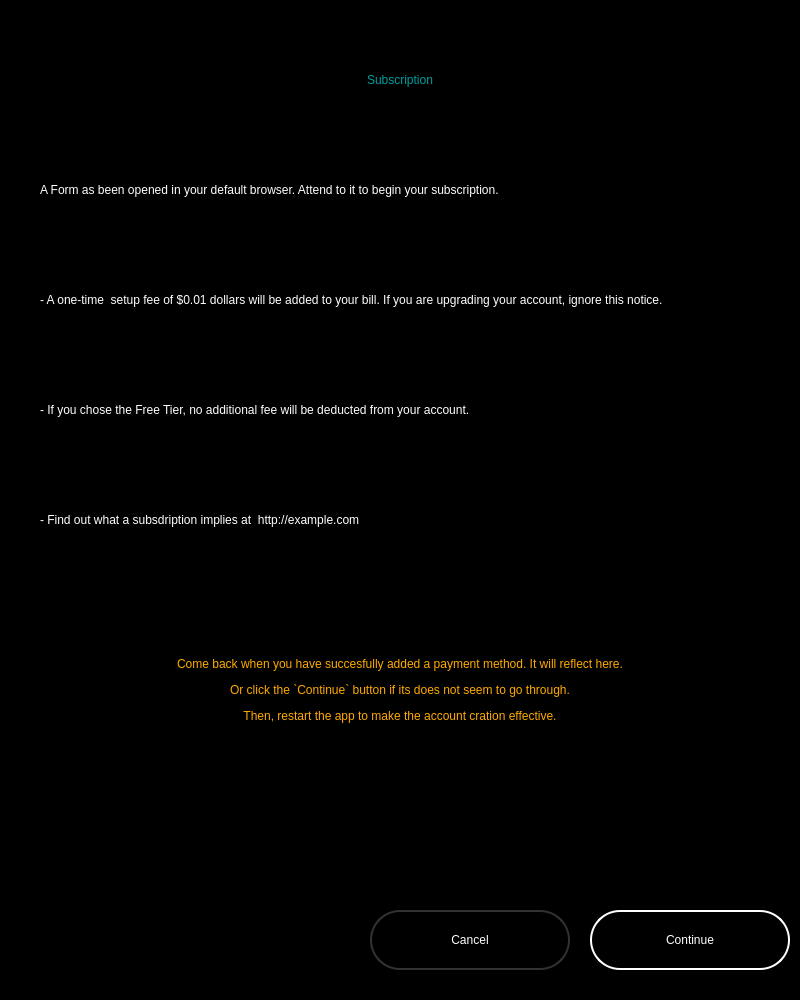
First picture: the form in app/UI/paymentForm.ui, repository CephasSoga/Gaello-X, before the edit.
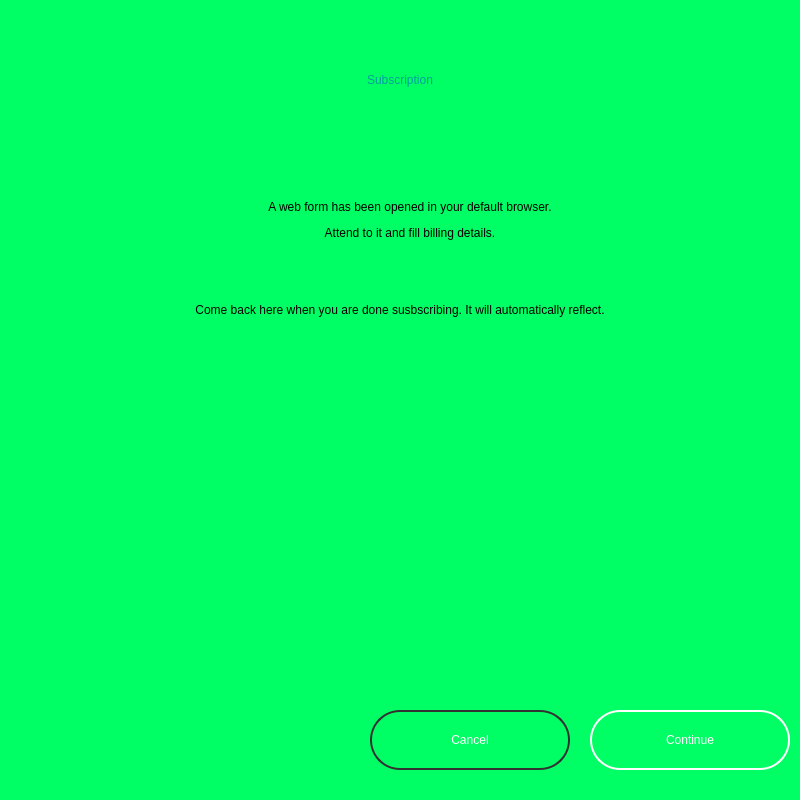
Second picture: the form after the edit.

```diff
--- a/app/UI/paymentForm.ui
+++ b/app/UI/paymentForm.ui
@@ -7,45 +7,22 @@
     <x>0</x>
     <y>0</y>
     <width>800</width>
-    <height>1000</height>
+    <height>800</height>
    </rect>
   </property>
   <property name="windowTitle">
    <string>Form</string>
   </property>
   <property name="styleSheet">
-   <string notr="true">background-color: rgb(0, 0, 0);
+   <string notr="true">background-color: rgb(0, 255, 100);
 font: 57 10pt &quot;Quicksand Medium&quot;;
 color: rgb(255, 255, 255);</string>
   </property>
-  <widget class="QLabel" name="label">
-   <property name="geometry">
-    <rect>
-     <x>40</x>
-     <y>140</y>
-     <width>720</width>
-     <height>100</height>
-    </rect>
-   </property>
-   <property name="styleSheet">
-    <string notr="true">color: rgb(255, 255, 255);
-font: 10pt &quot;Roboto Mono&quot;;</string>
-   </property>
-   <property name="text">
-    <string>&lt;html&gt;&lt;head/&gt;&lt;body&gt;&lt;p&gt;A Form as been opened in your default browser. Attend to it to begin your subscription.&lt;/p&gt;&lt;/body&gt;&lt;/html&gt;</string>
-   </property>
-   <property name="wordWrap">
-    <bool>true</bool>
-   </property>
-   <property name="openExternalLinks">
-    <bool>true</bool>
-   </property>
-  </widget>
   <widget class="QPushButton" name="cancelButton">
    <property name="geometry">
     <rect>
      <x>370</x>
-     <y>910</y>
+     <y>710</y>
      <width>200</width>
      <height>60</height>
     </rect>
@@ -65,7 +42,7 @@
    <property name="geometry">
     <rect>
      <x>590</x>
-     <y>910</y>
+     <y>710</y>
      <width>200</width>
      <height>60</height>
     </rect>
@@ -81,84 +58,6 @@
     <string>Continue</string>
    </property>
   </widget>
-  <widget class="QLabel" name="label_2">
-   <property name="geometry">
-    <rect>
-     <x>40</x>
-     <y>250</y>
-     <width>720</width>
-     <height>100</height>
-    </rect>
-   </property>
-   <property name="styleSheet">
-    <string notr="true">font: 10pt &quot;Roboto Mono&quot;;</string>
-   </property>
-   <property name="text">
-    <string>- A one-time  setup fee of $0.01 dollars will be added to your bill. If you are upgrading your account, ignore this notice.</string>
-   </property>
-   <property name="wordWrap">
-    <bool>true</bool>
-   </property>
-  </widget>
-  <widget class="QLabel" name="label_3">
-   <property name="geometry">
-    <rect>
-     <x>40</x>
-     <y>360</y>
-     <width>720</width>
-     <height>100</height>
-    </rect>
-   </property>
-   <property name="styleSheet">
-    <string notr="true">font: 10pt &quot;Roboto Mono&quot;;</string>
-   </property>
-   <property name="text">
-    <string>- If you chose the Free Tier, no additional fee will be deducted from your account.</string>
-   </property>
-   <property name="wordWrap">
-    <bool>true</bool>
-   </property>
-  </widget>
-  <widget class="QLabel" name="label_4">
-   <property name="geometry">
-    <rect>
-     <x>40</x>
-     <y>470</y>
-     <width>720</width>
-     <height>100</height>
-    </rect>
-   </property>
-   <property name="styleSheet">
-    <string notr="true">font: 10pt &quot;Roboto Mono&quot;;</string>
-   </property>
-   <property name="text">
-    <string>- Find out what a subsdription implies at  http://example.com</string>
-   </property>
-   <property name="wordWrap">
-    <bool>true</bool>
-   </property>
-  </widget>
-  <widget class="QLabel" name="label_5">
-   <property name="geometry">
-    <rect>
-     <x>10</x>
-     <y>590</y>
-     <width>780</width>
-     <height>200</height>
-    </rect>
-   </property>
-   <property name="styleSheet">
-    <string notr="true">font: 75 11pt &quot;Roboto Mono&quot;;
-background-color: rgba(20, 20, 20, 0);
-color: rgb(255, 170, 0);</string>
-   </property>
-   <property name="text">
-    <string>&lt;html&gt;&lt;head/&gt;&lt;body&gt;&lt;p align=&quot;center&quot;&gt;Come back when you have succesfully added a payment method. It will reflect here.&lt;/p&gt;&lt;p align=&quot;center&quot;&gt;Or click the `Continue` button if its does not seem to go through.&lt;/p&gt;&lt;p align=&quot;center&quot;&gt;Then, restart the app to make the account cration effective.&lt;/p&gt;&lt;/body&gt;&lt;/html&gt;</string>
-   </property>
-   <property name="wordWrap">
-    <bool>true</bool>
-   </property>
-  </widget>
   <widget class="QLabel" name="label_6">
    <property name="geometry">
     <rect>
@@ -170,12 +69,59 @@
    </property>
    <property name="styleSheet">
     <string notr="true">color: rgb(0, 158, 158);
+background-color: rgba(255, 255, 255, 0);
 font: 63 30pt &quot;Quicksand SemiBold&quot;;</string>
    </property>
    <property name="text">
     <string>&lt;html&gt;&lt;head/&gt;&lt;body&gt;&lt;p align=&quot;center&quot;&gt;Subscription&lt;/p&gt;&lt;/body&gt;&lt;/html&gt;</string>
    </property>
   </widget>
+  <widget class="QLabel" name="label">
+   <property name="geometry">
+    <rect>
+     <x>40</x>
+     <y>280</y>
+     <width>720</width>
+     <height>61</height>
+    </rect>
+   </property>
+   <property name="styleSheet">
+    <string notr="true">color: rgb(0, 0, 0);
+font: 57 10pt &quot;Roboto Mono Medium&quot;;</string>
+   </property>
+   <property name="text">
+    <string>&lt;html&gt;&lt;head/&gt;&lt;body&gt;&lt;p align=&quot;center&quot;&gt;Come back here when you are done susbscribing. It will automatically reflect.&lt;/p&gt;&lt;/body&gt;&lt;/html&gt;</string>
+   </property>
+   <property name="scaledContents">
+    <bool>true</bool>
+   </property>
+   <property name="wordWrap">
+    <bool>true</bool>
+   </property>
+  </widget>
+  <widget class="QLabel" name="label_2">
+   <property name="geometry">
+    <rect>
+     <x>50</x>
+     <y>190</y>
+     <width>720</width>
+     <height>61</height>
+    </rect>
+   </property>
+   <property name="styleSheet">
+    <string notr="true">color: rgb(0, 0, 0);
+font: 57 10pt &quot;Roboto Mono Medium&quot;;</string>
+   </property>
+   <property name="text">
+    <string>&lt;html&gt;&lt;head/&gt;&lt;body&gt;&lt;p align=&quot;center&quot;&gt;A web form has been opened in your default browser.&lt;/p&gt;&lt;p align=&quot;center&quot;&gt;Attend to it and fill billing details.&lt;/p&gt;&lt;/body&gt;&lt;/html&gt;</string>
+   </property>
+   <property name="scaledContents">
+    <bool>true</bool>
+   </property>
+   <property name="wordWrap">
+    <bool>true</bool>
+   </property>
+  </widget>
  </widget>
  <resources/>
  <connections/>
```
